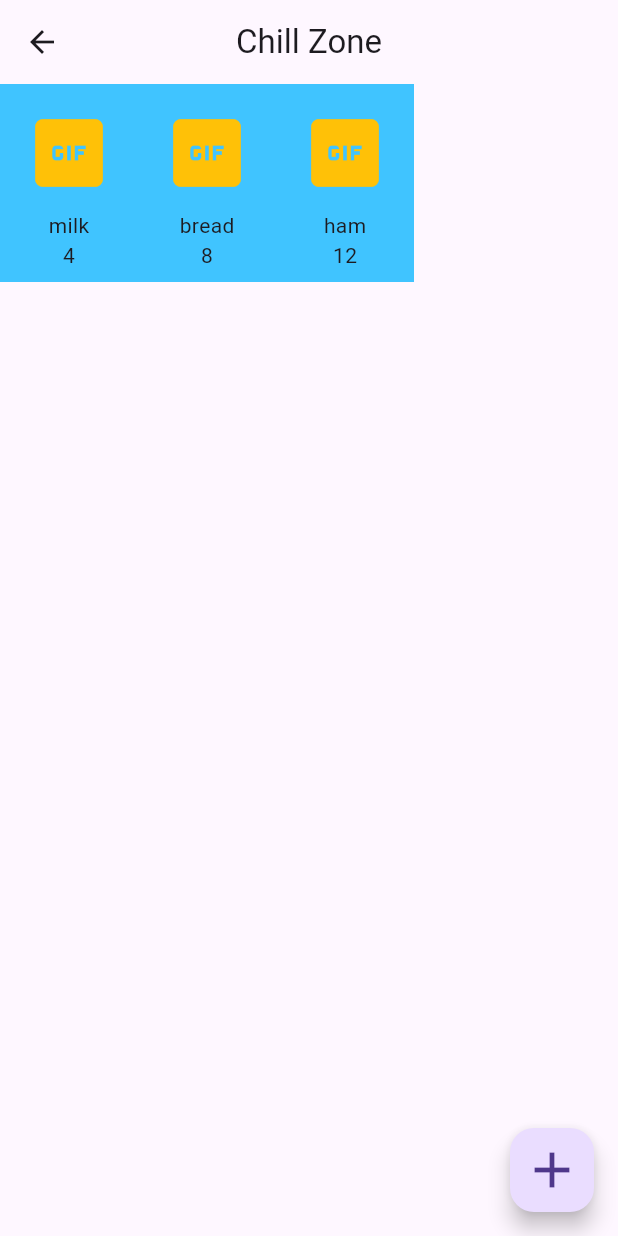
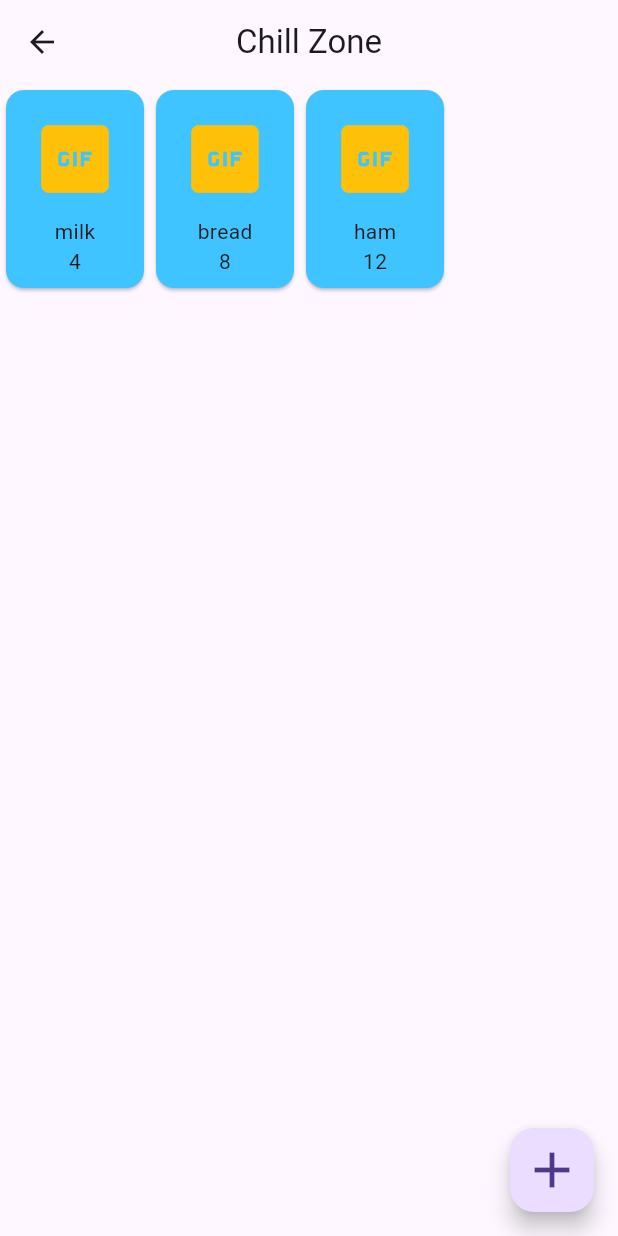
Before and after one commit to YanWuGit/MyFridge, a Flutter app: the screen it shows after launch, after a tap on "Chill Zone", on a phone screen of 412 x 824 dp. Run offline on Flutter 3.47's test engine with Material 3 defaults, Android fonts, the phone set to English and light mode, and no system bars; our stand-ins replace get.

Commit message:
add dialog to add items

```diff
--- a/lib/main.dart
+++ b/lib/main.dart
@@ -1,6 +1,9 @@
 import 'package:flutter/material.dart';
+import 'package:get/get.dart';
 import 'my_fridge.dart';
 
 void main() {
-  runApp(const MyFridge());
+  runApp(GetMaterialApp(
+    home: MyFridge(),
+  ) );
 }
--- a/lib/my_fridge.dart
+++ b/lib/my_fridge.dart
@@ -2,7 +2,8 @@ import 'package:flutter/material.dart';
 import 'package:my_fridge/zones/zone.dart';
 import 'package:my_fridge/settings.dart';
 import 'package:my_fridge/zones/zone_class.dart';
-import 'item_class.dart';
+import 'package:my_fridge/zones/items/item_class.dart';
+import 'package:my_fridge/zones/items/add_items_form.dart';
 
 class MyFridge extends StatefulWidget {
   const MyFridge({super.key});
@@ -81,12 +82,6 @@ class _MyFridgeState extends State<MyFridge> {
                     ],
                   ),
                 ),
-                floatingActionButton: FloatingActionButton(
-                  child: const Icon(Icons.add),
-                  onPressed: () {
-                    print('pressed!');
-                  },
-                ),
               )),
         ));
   }
--- a/lib/item.dart
+++ b/lib/zones/items/item.dart
@@ -18,7 +18,7 @@ class _ItemState extends State<Item> {
 
   @override
   Widget build(BuildContext context) {
-    return Container(
+    return Card(
       color: Colors.lightBlueAccent,
       child: Padding(
         padding: const EdgeInsets.all(8.0),
--- a/lib/zones/zone_class.dart
+++ b/lib/zones/zone_class.dart
@@ -1,4 +1,4 @@
-import 'package:my_fridge/item_class.dart';
+import 'package:my_fridge/zones/items/item_class.dart';
 
 class ZoneClass {
 
--- a/pubspec.yaml
+++ b/pubspec.yaml
@@ -30,7 +30,7 @@ environment:
 dependencies:
   flutter:
     sdk: flutter
-
+  get: ^4.6.6
 
   # The following adds the Cupertino Icons font to your application.
   # Use with the CupertinoIcons class for iOS style icons.
```
Also changed, not shown: lib/zones/items/add_items_form.dart (added, +30 -0 lines), lib/zones/zone.dart (+16 -3 lines), lib/zones/items/item_class.dart (renamed from lib/item_class.dart), pubspec.lock.
